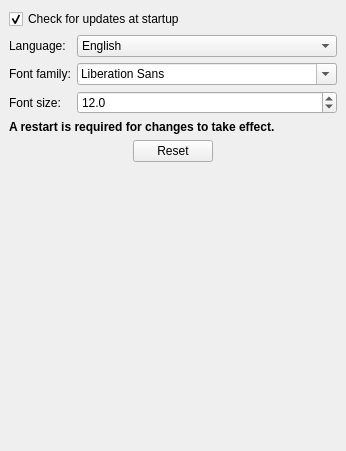
Before: the Qt Designer form src/Widgets/appsettings.ui in AdelKS/ZeGrapher, drawn with Qt 5.
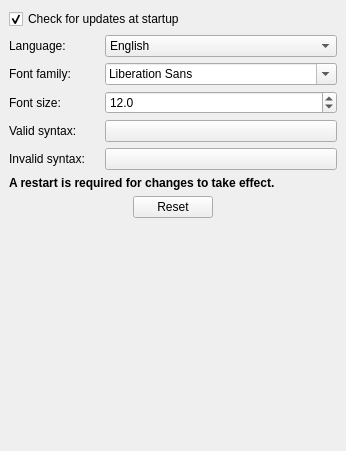
After: the same form once the commit is applied. Custom widgets are drawn as their Qt base class.

Commit message: Add setting to change valid and invalid background colors in math expressions

```diff
--- a/src/Widgets/appsettings.ui
+++ b/src/Widgets/appsettings.ui
@@ -91,7 +91,10 @@
            <set>Qt::AlignLeading|Qt::AlignLeft|Qt::AlignVCenter</set>
           </property>
           <property name="formAlignment">
-           <set>Qt::AlignCenter</set>
+           <set>Qt::AlignLeading|Qt::AlignLeft|Qt::AlignVCenter</set>
+          </property>
+          <property name="horizontalSpacing">
+           <number>20</number>
           </property>
           <property name="leftMargin">
            <number>0</number>
@@ -225,6 +228,34 @@
             </property>
            </widget>
           </item>
+          <item row="3" column="0">
+           <widget class="QLabel" name="label">
+            <property name="text">
+             <string>Valid syntax:</string>
+            </property>
+           </widget>
+          </item>
+          <item row="3" column="1">
+           <widget class="QColorButton" name="validColor">
+            <property name="text">
+             <string/>
+            </property>
+           </widget>
+          </item>
+          <item row="4" column="0">
+           <widget class="QLabel" name="label_2">
+            <property name="text">
+             <string>Invalid syntax:</string>
+            </property>
+           </widget>
+          </item>
+          <item row="4" column="1">
+           <widget class="QColorButton" name="invalidColor">
+            <property name="text">
+             <string/>
+            </property>
+           </widget>
+          </item>
          </layout>
         </widget>
        </item>
@@ -320,6 +351,13 @@
    </item>
   </layout>
  </widget>
+ <customwidgets>
+  <customwidget>
+   <class>QColorButton</class>
+   <extends>QPushButton</extends>
+   <header>Widgets/qcolorbutton.h</header>
+  </customwidget>
+ </customwidgets>
  <resources/>
  <connections/>
 </ui>
```
The commit also changes 31 other files.
